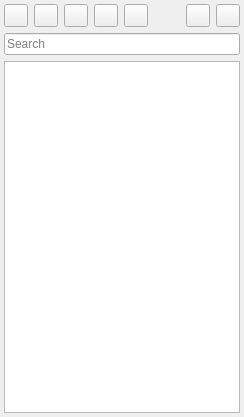
Old version of the form src/x/modbus/modbusdevicelistview.ui in the repository x-tools-author/x-tools.
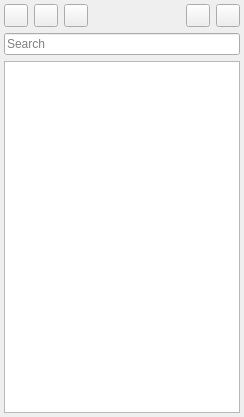
New version of the form.

The edit to the form file:
```diff
--- a/src/x/modbus/modbusdevicelistview.ui
+++ b/src/x/modbus/modbusdevicelistview.ui
@@ -58,20 +58,6 @@
        </property>
       </widget>
      </item>
-     <item>
-      <widget class="QToolButton" name="toolButtonUp">
-       <property name="text">
-        <string notr="true"/>
-       </property>
-      </widget>
-     </item>
-     <item>
-      <widget class="QToolButton" name="toolButtonDown">
-       <property name="text">
-        <string notr="true"/>
-       </property>
-      </widget>
-     </item>
      <item>
       <widget class="QLabel" name="label">
        <property name="text">
```
